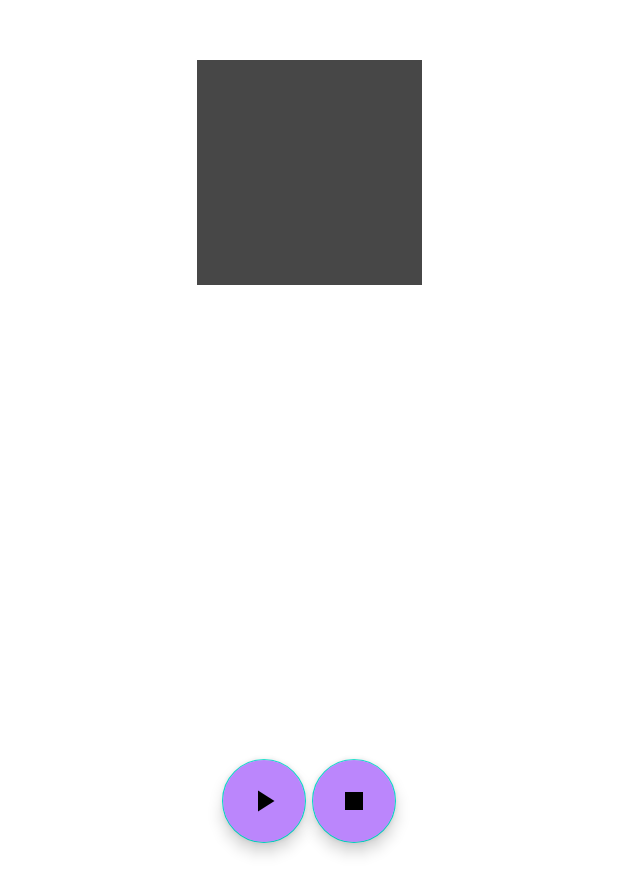
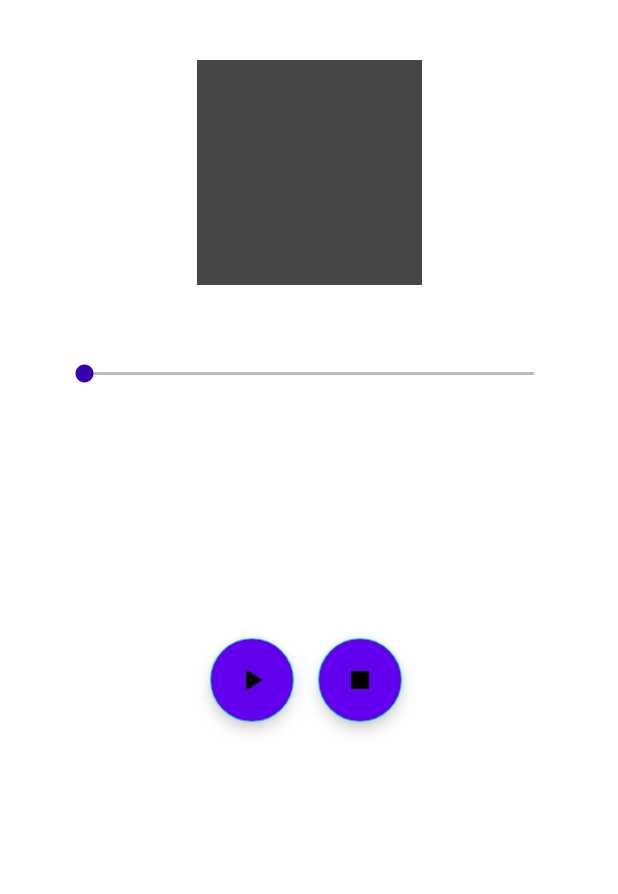
Before and after one commit to AliHabibiAndroidProgramPilot/learning_project, an Android app: the layout activity_main.xml on its own in the app's theme, with its tools: preview values and no code run, on a phone screen of 412 x 824 dp. Shown: the top 894 px of the screen. Run offline under Robolectric (Android 15) with nearby library versions, the phone set to English and light mode, and no system bars.

Commit message:
Media Player part 3 (syncing seekBar)

```diff
--- a/app/src/main/res/layout/activity_main.xml
+++ b/app/src/main/res/layout/activity_main.xml
@@ -25,16 +25,16 @@
         android:id="@+id/fab_play"
         android:layout_width="wrap_content"
         android:layout_height="wrap_content"
-        android:layout_marginStart="144dp"
-        android:layout_marginBottom="262dp"
-        android:backgroundTint="@color/purple_200"
+        android:layout_marginStart="140dp"
+        android:layout_marginBottom="176dp"
+        android:backgroundTint="@color/purple_500"
         android:contentDescription="@string/play"
         app:layout_constraintBottom_toBottomOf="parent"
         app:layout_constraintEnd_toStartOf="@+id/fab_Stop"
         app:layout_constraintHorizontal_bias="0.5"
+        app:layout_constraintHorizontal_chainStyle="spread_inside"
         app:layout_constraintStart_toStartOf="parent"
-        app:layout_constraintTop_toBottomOf="@+id/imageView"
-        app:layout_constraintVertical_bias="1.0"
+        app:layout_constraintTop_toBottomOf="@+id/seekBar"
         app:rippleColor="@color/gray"
         app:srcCompat="@drawable/ic_play" />
 
@@ -42,17 +42,31 @@
         android:id="@+id/fab_Stop"
         android:layout_width="wrap_content"
         android:layout_height="wrap_content"
-        android:layout_marginTop="94dp"
         android:layout_marginEnd="144dp"
-        android:layout_marginBottom="262dp"
-        android:backgroundTint="@color/purple_200"
+        android:layout_marginBottom="176dp"
+        android:backgroundTint="@color/purple_500"
         android:contentDescription="@string/stop"
         app:layout_constraintBottom_toBottomOf="parent"
         app:layout_constraintEnd_toEndOf="parent"
         app:layout_constraintHorizontal_bias="0.5"
         app:layout_constraintStart_toEndOf="@+id/fab_play"
-        app:layout_constraintTop_toBottomOf="@+id/imageView"
-        app:layout_constraintVertical_bias="1.0"
+        app:layout_constraintTop_toBottomOf="@+id/seekBar"
         app:rippleColor="@color/gray"
         app:srcCompat="@drawable/ic_stop" />
+
+    <SeekBar
+        android:id="@+id/seekBar"
+        android:layout_width="match_parent"
+        android:layout_height="wrap_content"
+        android:layout_marginTop="50dp"
+        android:layout_marginStart="40dp"
+        android:layout_marginEnd="40dp"
+        android:progressTint="@color/purple_700"
+        android:thumbTint="@color/purple_700"
+        android:progressBackgroundTint="@color/black"
+        android:max="100"
+        app:layout_constraintEnd_toEndOf="@+id/imageView"
+        app:layout_constraintStart_toStartOf="@+id/imageView"
+        app:layout_constraintTop_toBottomOf="@+id/imageView" />
+
 </androidx.constraintlayout.widget.ConstraintLayout>
```
Also changed, not shown: app/src/main/java/com/example/learningproject/MainActivity.kt (+28 -0 lines).
